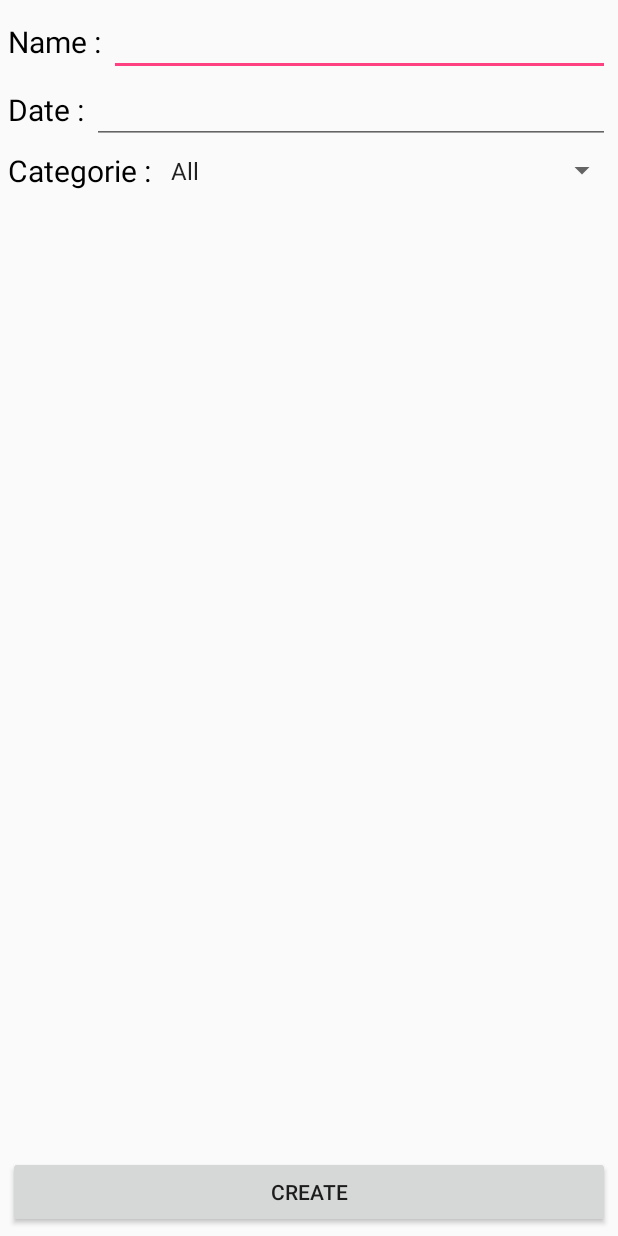
After one commit to Uldax/IFTProject, an Android app: the layout fragment_newevent.xml on its own in the app's theme, with its tools: preview values and no code run, on a phone screen of 412 x 824 dp. The commit adds this screen. Run offline under Robolectric (Android 15) with nearby library versions, the phone set to English and light mode, and no system bars.

Commit message:
Ajout des pages MyEvent et CreateEvent

```diff
--- /dev/null
+++ b/android/app/src/main/res/layout/fragment_newevent.xml
@@ -0,0 +1,108 @@
+<FrameLayout xmlns:android="http://schemas.android.com/apk/res/android"
+    xmlns:tools="http://schemas.android.com/tools" android:layout_width="match_parent"
+    android:layout_height="match_parent" tools:context="ca.udes.bonc.ift_project.fragment.ListFragment">
+
+    <RelativeLayout
+        android:layout_width="match_parent"
+        android:layout_height="match_parent">
+
+        <TextView
+            android:layout_width="wrap_content"
+            android:layout_height="wrap_content"
+            android:text="Name :"
+            android:id="@+id/textView2"
+            android:layout_alignParentTop="true"
+            android:layout_alignParentLeft="true"
+            android:layout_alignParentStart="true"
+            android:layout_alignBottom="@+id/editText"
+            android:textSize="20dp"
+            android:textColor="#000000"
+            android:layout_marginLeft="5dp"
+            android:layout_marginRight="5dp"
+            android:gravity="center_vertical"
+            android:layout_marginTop="5dp" />
+
+        <EditText
+            android:layout_width="wrap_content"
+            android:layout_height="wrap_content"
+            android:id="@+id/editText"
+            android:layout_alignParentTop="true"
+            android:layout_alignParentRight="true"
+            android:layout_alignParentEnd="true"
+            android:layout_toRightOf="@+id/textView2"
+            android:layout_toEndOf="@+id/textView2"
+            android:layout_marginRight="5dp"
+            android:layout_marginTop="5dp" />
+
+        <TextView
+            android:layout_width="wrap_content"
+            android:layout_height="wrap_content"
+            android:text="Date :"
+            android:id="@+id/textView3"
+            android:textSize="20dp"
+            android:textColor="#000000"
+            android:gravity="center_vertical"
+            android:layout_alignBottom="@+id/editText2"
+            android:layout_alignParentLeft="true"
+            android:layout_alignParentStart="true"
+            android:layout_marginLeft="5dp"
+            android:layout_alignTop="@+id/editText2"
+            android:layout_marginRight="5dp" />
+
+        <EditText
+            android:layout_width="wrap_content"
+            android:layout_height="wrap_content"
+            android:inputType="date"
+            android:ems="10"
+            android:id="@+id/editText2"
+            android:layout_below="@+id/editText"
+            android:layout_alignParentRight="true"
+            android:layout_alignParentEnd="true"
+            android:layout_marginRight="5dp"
+            android:layout_toRightOf="@+id/textView3"
+            android:layout_toEndOf="@+id/textView3" />
+
+        <TextView
+            android:layout_width="wrap_content"
+            android:layout_height="35dp"
+            android:text="Categorie :"
+            android:id="@+id/textView4"
+            android:textSize="20dp"
+            android:textColor="#000000"
+            android:gravity="center_vertical"
+            android:layout_below="@+id/textView3"
+            android:layout_marginRight="5dp"
+            android:layout_alignParentLeft="true"
+            android:layout_alignParentStart="true"
+            android:layout_marginLeft="5dp" />
+
+        <android.widget.Spinner
+            android:layout_width="wrap_content"
+            android:layout_height="wrap_content"
+            android:id="@+id/spinner"
+            android:layout_weight="1"
+            android:prompt="@string/categories_prompt"
+            android:entries="@array/categories_array"
+            android:layout_gravity="center_vertical"
+            android:layout_alignTop="@+id/textView4"
+            android:layout_alignParentRight="true"
+            android:layout_alignParentEnd="true"
+            android:layout_toRightOf="@+id/textView4"
+            android:layout_toEndOf="@+id/textView4"
+            android:layout_alignBottom="@+id/textView4" />
+
+        <Button
+            android:layout_width="wrap_content"
+            android:layout_height="wrap_content"
+            android:text="Create"
+            android:id="@+id/button2"
+            android:layout_alignParentBottom="true"
+            android:layout_alignParentLeft="true"
+            android:layout_alignParentStart="true"
+            android:layout_alignParentRight="true"
+            android:layout_alignParentEnd="true"
+            android:layout_margin="5dp" />
+
+    </RelativeLayout>
+
+</FrameLayout>
--- a/android/app/src/main/res/menu/activity_main_drawer.xml
+++ b/android/app/src/main/res/menu/activity_main_drawer.xml
@@ -6,6 +6,8 @@
             android:title="Maps"/>
         <item android:id="@+id/nav_list" android:icon="@android:drawable/ic_menu_agenda"
             android:title="List"/>
+        <item android:id="@+id/nav_newevent" android:icon="@android:drawable/ic_menu_add"
+            android:title="New Event"/>
     </group>
 
     <item android:title="Profil">
```
Also changed, not shown: android/app/src/main/java/ca/udes/bonc/ift_project/MainActivity.java (+7 -2 lines), android/app/src/main/java/ca/udes/bonc/ift_project/fragment/MyEventFragment.java (added, +105 -0 lines), android/app/src/main/java/ca/udes/bonc/ift_project/fragment/NewEventFragment.java (added, +105 -0 lines), android/app/src/main/res/layout/fragment_myevent.xml (added, +18 -0 lines).
